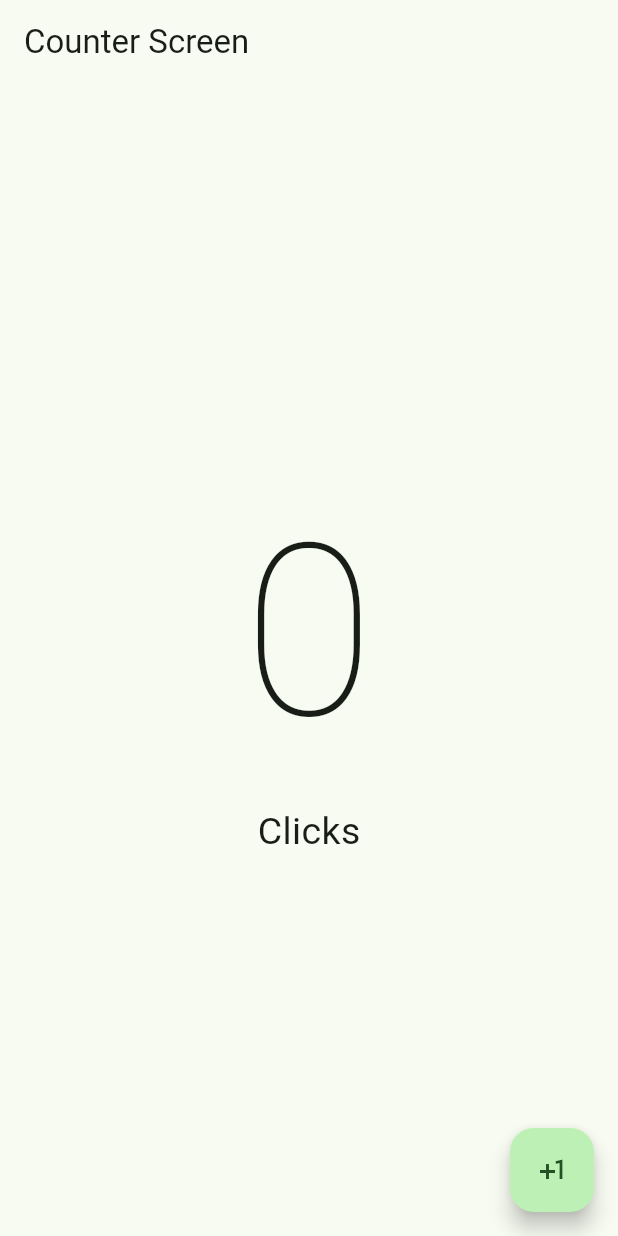
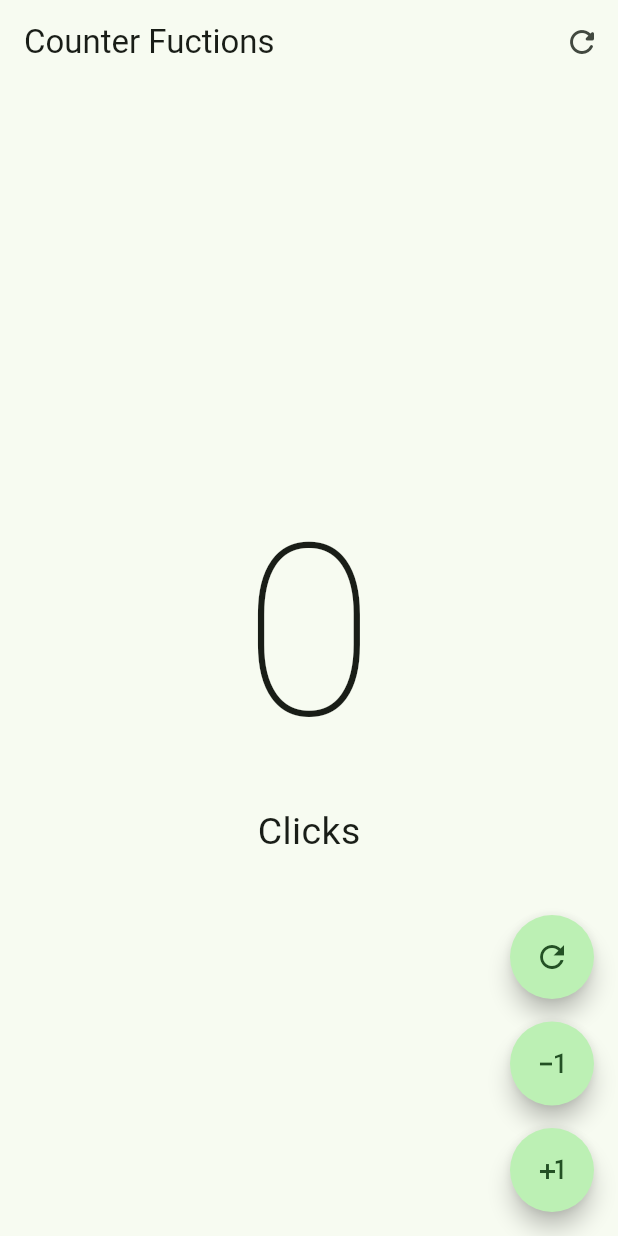
Before and after one commit to NormanRomero06/Flutter-Hola_App, a Flutter app: the screen it shows after launch, on a phone screen of 412 x 824 dp. Run offline on Flutter 3.47's test engine with Material 2 defaults, Android fonts, the phone set to English and light mode, and no system bars.

Commit message:
Funcionalidades_refresh_and-1

```diff
--- a/lib/main.dart
+++ b/lib/main.dart
@@ -1,4 +1,5 @@
 import 'package:flutter/material.dart';
+import 'package:flutter_hello/presentation/screens/counter_functions_screen.dart';
 import 'package:flutter_hello/presentation/screens/counter_screen.dart';
 
 void main() {
@@ -16,6 +17,6 @@ class MyApp extends StatelessWidget {
         useMaterial3: true,
         colorSchemeSeed: Colors.green
       ),
-        home: const CounterScreen());
+        home: const CounterFunctionsScreen());
   }
 }
--- /dev/null
+++ b/lib/presentation/screens/counter_functions_screen.dart
@@ -0,0 +1,94 @@
+// ignore_for_file: prefer_const_constructors
+
+import 'package:flutter/material.dart';
+
+class CounterFunctionsScreen extends StatefulWidget {
+  const CounterFunctionsScreen({super.key});
+
+  @override
+  State<CounterFunctionsScreen> createState() => _CounterFunctionsScreenState();
+}
+
+class _CounterFunctionsScreenState extends State<CounterFunctionsScreen> {
+  int clickCounter = 0;
+
+  @override
+  Widget build(BuildContext context) {
+    return Scaffold(
+      appBar: AppBar(
+        title: const Text('Counter Fuctions'),
+        actions: [
+          IconButton(icon: Icon(Icons.refresh_rounded), onPressed: () {
+            setState(() {
+              clickCounter = 0;
+            });
+          }),
+        ],
+      ),
+      body: Center(
+        child: Column(
+          mainAxisAlignment: MainAxisAlignment.center,
+          children: [
+            Text('$clickCounter',
+                style: const TextStyle(
+                    fontSize: 160, fontWeight: FontWeight.w100)),
+            Text('Click${clickCounter == 1 ? '' : 's'}',
+                style: const TextStyle(fontSize: 25))
+          ],
+        ),
+      ),
+      floatingActionButton: Column(
+        mainAxisAlignment: MainAxisAlignment.end,
+        children: [
+          FloatingActionButton(
+            shape: const StadiumBorder(),
+        onPressed: () {
+          clickCounter =0;
+          setState(() {
+          });
+        },
+           child: const Icon(Icons.refresh_outlined),
+
+      ),
+      const SizedBox(
+        height: 15,
+      ),
+
+      FloatingActionButton(
+        shape: const StadiumBorder(),
+        onPressed: () {
+          setState(() {
+            clickCounter--;
+          });
+        },
+        child: const Icon(Icons.exposure_minus_1_outlined),
+      ),
+      const SizedBox(
+        height: 15,
+      ),
+       FloatingActionButton(
+        shape: const StadiumBorder(),
+        onPressed: () {
+          setState(() {
+            clickCounter++;
+          });
+        },
+         child: const Icon(Icons.plus_one),
+      ),
+
+        ],
+      )
+    );
+  }
+}
+
+
+
+/*FloatingActionButton(
+        onPressed: () {
+          setState(() {
+            clickCounter++;
+          });
+        },
+        child: const Icon(Icons.plus_one),
+      ),*/
```
